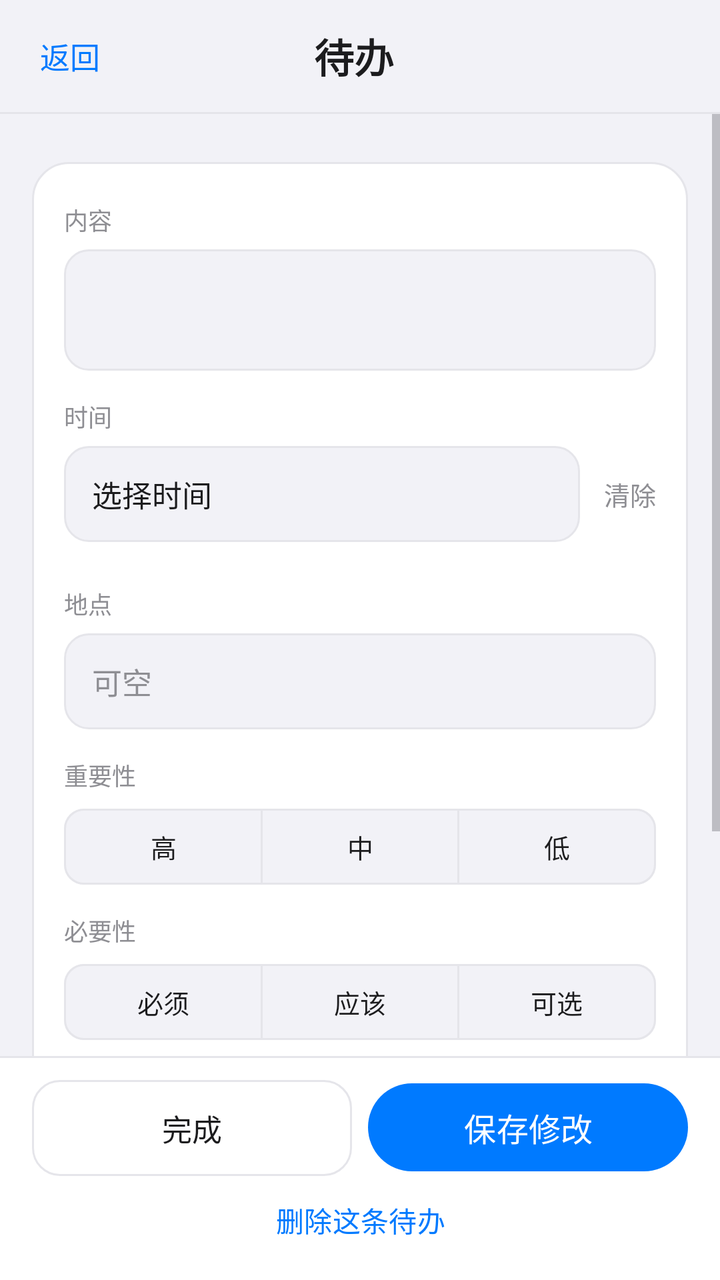
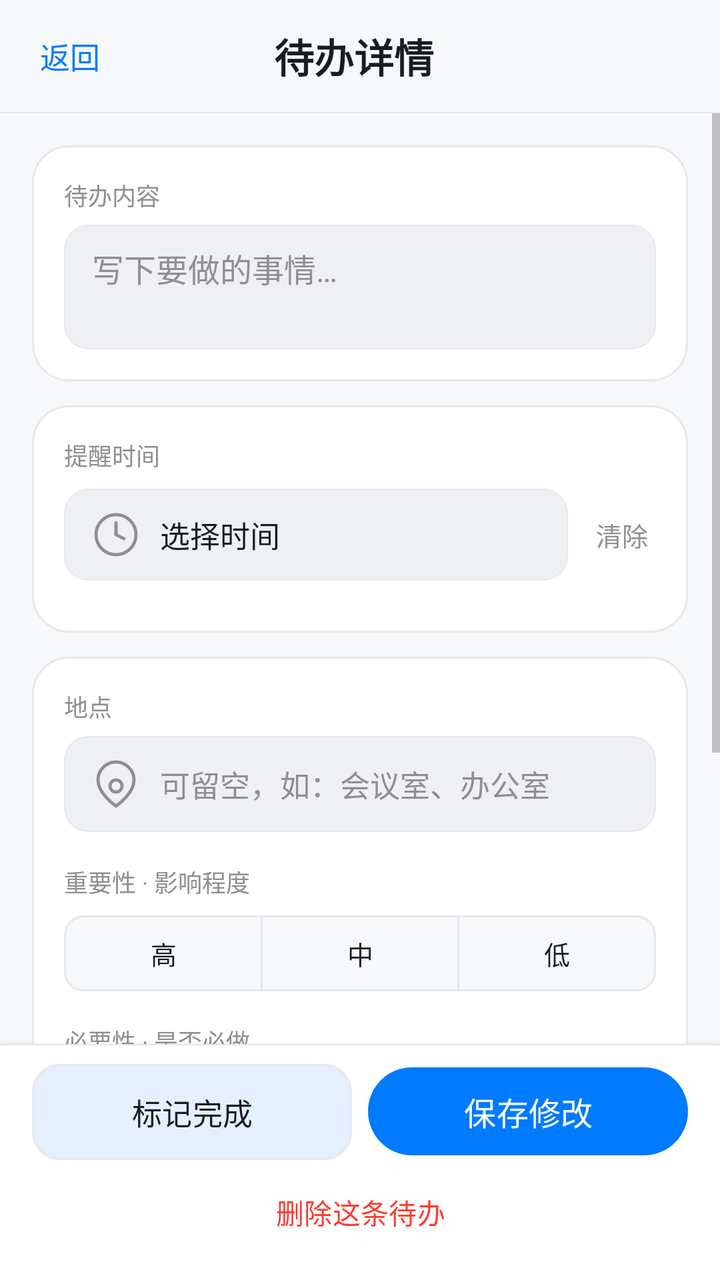

The first picture is an Android layout as it rendered before a commit; the second is the same layout after the commit. The layout source and the unified diff follow.
<!-- AndroidManifest.xml: application theme Theme.Shiban -->
<!-- res/layout/activity_detail.xml -->
<?xml version="1.0" encoding="utf-8"?>
<LinearLayout xmlns:android="http://schemas.android.com/apk/res/android"
    xmlns:app="http://schemas.android.com/apk/res-auto"
    android:layout_width="match_parent"
    android:layout_height="match_parent"
    android:background="@color/paper"
    android:fitsSystemWindows="true"
    android:orientation="vertical">

    <LinearLayout
        android:layout_width="match_parent"
        android:layout_height="56dp"
        android:gravity="center_vertical"
        android:paddingLeft="8dp"
        android:paddingRight="16dp">

        <TextView
            android:id="@+id/back"
            style="@style/ShibanBack"
            android:text="返回" />

        <TextView
            style="@style/ShibanTitle"
            android:layout_width="0dp"
            android:layout_height="wrap_content"
            android:layout_weight="1"
            android:gravity="center"
            android:text="待办" />

        <View
            android:layout_width="52dp"
            android:layout_height="1dp" />
    </LinearLayout>

    <View
        android:layout_width="match_parent"
        android:layout_height="1dp"
        android:background="@color/line" />

    <ScrollView
        android:layout_width="match_parent"
        android:layout_height="0dp"
        android:layout_weight="1">

        <LinearLayout
            android:layout_width="match_parent"
            android:layout_height="wrap_content"
            android:orientation="vertical"
            android:padding="16dp">

            <HorizontalScrollView
                android:id="@+id/imageScroll"
                android:layout_width="match_parent"
                android:layout_height="wrap_content"
                android:scrollbars="none"
                android:visibility="gone">

                <LinearLayout
                    android:id="@+id/imageRow"
                    android:layout_width="wrap_content"
                    android:layout_height="wrap_content"
                    android:orientation="horizontal" />
            </HorizontalScrollView>

            <LinearLayout
                android:layout_width="match_parent"
                android:layout_height="wrap_content"
                android:layout_marginTop="8dp"
                android:background="@drawable/bg_card"
                android:orientation="vertical"
                android:paddingLeft="16dp"
                android:paddingTop="6dp"
                android:paddingRight="16dp"
                android:paddingBottom="16dp">

                <TextView
                    style="@style/ShibanLabel"
                    android:text="内容" />

                <android.widget.EditText
                    android:id="@+id/content"
                    style="@style/Widget.Shiban.Field"
                    android:gravity="top|start"
                    android:inputType="textMultiLine|textCapSentences"
                    android:minLines="2"
                    android:textSize="16sp" />

                <TextView
                    style="@style/ShibanLabel"
                    android:text="时间" />

                <LinearLayout
                    android:layout_width="match_parent"
                    android:layout_height="wrap_content"
                    android:layout_marginTop="6dp"
                    android:gravity="center_vertical">

                    <TextView
                        android:id="@+id/timeButton"
                        android:layout_width="0dp"
                        android:layout_height="48dp"
                        android:layout_weight="1"
                        android:background="@drawable/bg_input"
                        android:gravity="center_vertical"
                        android:paddingLeft="14dp"
                        android:paddingRight="14dp"
                        android:text="选择时间"
                        android:textColor="@color/ink"
                        android:textSize="15sp" />

                    <TextView
                        android:id="@+id/timeClear"
                        android:layout_width="wrap_content"
                        android:layout_height="48dp"
                        android:gravity="center"
                        android:paddingLeft="12dp"
                        android:text="清除"
                        android:textColor="@color/muted"
                        android:textSize="13sp" />
                </LinearLayout>

                <HorizontalScrollView
                    android:layout_width="match_parent"
                    android:layout_height="wrap_content"
                    android:layout_marginTop="8dp"
                    android:scrollbars="none">

                    <LinearLayout
                        android:id="@+id/timeQuick"
                        android:layout_width="wrap_content"
                        android:layout_height="wrap_content"
                        android:orientation="horizontal" />
                </HorizontalScrollView>

                <TextView
                    android:id="@+id/timeOriginal"
                    android:layout_width="match_parent"
                    android:layout_height="wrap_content"
                    android:layout_marginTop="6dp"
                    android:textColor="@color/gold"
                    android:textSize="12sp"
                    android:visibility="gone" />

                <TextView
                    style="@style/ShibanLabel"
                    android:text="地点" />

                <android.widget.EditText
                    android:id="@+id/location"
                    style="@style/Widget.Shiban.Field"
                    android:hint="可空"
                    android:inputType="text" />

                <TextView
                    style="@style/ShibanLabel"
                    android:text="重要性" />

                <com.google.android.material.button.MaterialButtonToggleGroup
                    android:id="@+id/importance"
                    android:layout_width="match_parent"
                    android:layout_height="wrap_content"
                    android:layout_marginTop="8dp"
                    app:selectionRequired="true"
                    app:singleSelection="true">

                    <com.google.android.material.button.MaterialButton
                        android:id="@+id/impHigh"
                        style="@style/Widget.Shiban.Toggle"
                        android:layout_width="0dp"
                        android:layout_height="wrap_content"
                        android:layout_weight="1"
                        android:text="高" />

                    <com.google.android.material.button.MaterialButton
                        android:id="@+id/impMedium"
                        style="@style/Widget.Shiban.Toggle"
                        android:layout_width="0dp"
                        android:layout_height="wrap_content"
                        android:layout_weight="1"
                        android:text="中" />

                    <com.google.android.material.button.MaterialButton
                        android:id="@+id/impLow"
                        style="@style/Widget.Shiban.Toggle"
                        android:layout_width="0dp"
                        android:layout_height="wrap_content"
                        android:layout_weight="1"
                        android:text="低" />
                </com.google.android.material.button.MaterialButtonToggleGroup>

                <TextView
                    style="@style/ShibanLabel"
                    android:text="必要性" />

                <com.google.android.material.button.MaterialButtonToggleGroup
                    android:id="@+id/necessity"
                    android:layout_width="match_parent"
                    android:layout_height="wrap_content"
                    android:layout_marginTop="8dp"
                    app:selectionRequired="true"
                    app:singleSelection="true">

                    <com.google.android.material.button.MaterialButton
                        android:id="@+id/necMust"
                        style="@style/Widget.Shiban.Toggle"
                        android:layout_width="0dp"
                        android:layout_height="wrap_content"
                        android:layout_weight="1"
                        android:text="必须" />

                    <com.google.android.material.button.MaterialButton
                        android:id="@+id/necShould"
                        style="@style/Widget.Shiban.Toggle"
                        android:layout_width="0dp"
                        android:layout_height="wrap_content"
                        android:layout_weight="1"
                        android:text="应该" />

                    <com.google.android.material.button.MaterialButton
                        android:id="@+id/necOptional"
                        style="@style/Widget.Shiban.Toggle"
                        android:layout_width="0dp"
                        android:layout_height="wrap_content"
                        android:layout_weight="1"
                        android:text="可选" />
                </com.google.android.material.button.MaterialButtonToggleGroup>

                <TextView
                    style="@style/ShibanLabel"
                    android:text="备注" />

                <android.widget.EditText
                    android:id="@+id/note"
                    style="@style/Widget.Shiban.Field"
                    android:gravity="top|start"
                    android:inputType="textMultiLine|textCapSentences"
                    android:minLines="2"
                    android:textSize="14sp" />
            </LinearLayout>

            <TextView
                android:id="@+id/sourceLabel"
                style="@style/ShibanSection"
                android:text="原始分享"
                android:visibility="gone" />

            <TextView
                android:id="@+id/sourceText"
                android:layout_width="match_parent"
                android:layout_height="wrap_content"
                android:background="@drawable/bg_card"
                android:lineSpacingExtra="3dp"
                android:padding="16dp"
                android:textColor="@color/ink"
                android:textSize="13sp"
                android:visibility="gone" />

            <TextView
                android:id="@+id/reparse"
                android:layout_width="match_parent"
                android:layout_height="44dp"
                android:layout_marginTop="8dp"
                android:background="@drawable/bg_card"
                android:gravity="center"
                android:text="重新识别"
                android:textColor="@color/seal"
                android:textSize="14sp"
                android:visibility="gone" />

            <TextView
                android:id="@+id/created"
                android:layout_width="match_parent"
                android:layout_height="wrap_content"
                android:layout_marginTop="14dp"
                android:textColor="@color/muted"
                android:textSize="12sp" />
        </LinearLayout>
    </ScrollView>

    <LinearLayout
        android:layout_width="match_parent"
        android:layout_height="wrap_content"
        android:background="@drawable/bg_bottom"
        android:orientation="vertical"
        android:paddingLeft="16dp"
        android:paddingTop="12dp"
        android:paddingRight="16dp"
        android:paddingBottom="8dp">

        <LinearLayout
            android:layout_width="match_parent"
            android:layout_height="wrap_content"
            android:orientation="horizontal">

            <com.google.android.material.button.MaterialButton
                android:id="@+id/complete"
                style="@style/Widget.Shiban.Button.Outlined"
                android:layout_width="0dp"
                android:layout_height="wrap_content"
                android:layout_marginRight="8dp"
                android:layout_weight="1"
                android:text="完成" />

            <com.google.android.material.button.MaterialButton
                android:id="@+id/save"
                style="@style/Widget.Shiban.Button"
                android:layout_width="0dp"
                android:layout_height="wrap_content"
                android:layout_weight="1"
                android:text="保存修改" />
        </LinearLayout>

        <com.google.android.material.button.MaterialButton
            android:id="@+id/delete"
            style="@style/Widget.Shiban.Button.Text"
            android:layout_width="match_parent"
            android:layout_height="wrap_content"
            android:text="删除这条待办" />
    </LinearLayout>
</LinearLayout>
<!-- resources referenced by this layout -->
<resources>
  <color name="gold">#8A8A8A</color>
  <color name="ink">#1C1C1E</color>
  <color name="line">#E5E5EA</color>
  <color name="muted">#8E8E93</color>
  <color name="paper">#F2F2F7</color>
  <color name="seal">#007AFF</color>
  <!-- drawable bg_bottom (drawable) -->
  <?xml version="1.0" encoding="utf-8"?>
  <layer-list xmlns:android="http://schemas.android.com/apk/res/android">
      <item>
          <shape>
              <solid android:color="@color/line" />
          </shape>
      </item>
      <item android:top="1dp">
          <shape>
              <solid android:color="@color/card" />
          </shape>
      </item>
  </layer-list>
  <!-- drawable bg_card (drawable) -->
  <?xml version="1.0" encoding="utf-8"?>
  <shape xmlns:android="http://schemas.android.com/apk/res/android">
      <solid android:color="@color/card" />
      <stroke
          android:width="1dp"
          android:color="@color/line" />
      <corners android:radius="18dp" />
  </shape>
  <!-- drawable bg_input (drawable) -->
  <?xml version="1.0" encoding="utf-8"?>
  <shape xmlns:android="http://schemas.android.com/apk/res/android">
      <solid android:color="@color/paper" />
      <stroke
          android:width="1dp"
          android:color="@color/line" />
      <corners android:radius="12dp" />
  </shape>
  <style name="ShibanLabel">
          <item name="android:layout_width">wrap_content</item>
          <item name="android:layout_height">wrap_content</item>
          <item name="android:layout_marginTop">14dp</item>
          <item name="android:textColor">@color/muted</item>
          <item name="android:textSize">12sp</item>
      </style>
  <style name="ShibanTitle">
          <item name="android:textColor">@color/ink</item>
          <item name="android:textSize">20sp</item>
          <item name="android:textStyle">bold</item>
          <item name="android:fontFamily">sans-serif-medium</item>
      </style>
  <color name="card">#FFFFFF</color>
  <color name="moss">#3E6B54</color>
  <!-- unchanged entries left out for length: 8 -->
</resources>

<!-- the commit's change to res/layout/activity_detail.xml (unified diff, before → after) -->
@@ -7,6 +7,7 @@
     android:fitsSystemWindows="true"
     android:orientation="vertical">
 
+    
     <LinearLayout
         android:layout_width="match_parent"
         android:layout_height="56dp"
@@ -25,7 +26,7 @@
             android:layout_height="wrap_content"
             android:layout_weight="1"
             android:gravity="center"
-            android:text="待办" />
+            android:text="待办详情" />
 
         <View
             android:layout_width="52dp"
@@ -34,13 +35,14 @@
 
     <View
         android:layout_width="match_parent"
-        android:layout_height="1dp"
+        android:layout_height="0.8dp"
         android:background="@color/line" />
 
     <ScrollView
         android:layout_width="match_parent"
         android:layout_height="0dp"
-        android:layout_weight="1">
+        android:layout_weight="1"
+        android:overScrollMode="never">
 
         <LinearLayout
             android:layout_width="match_parent"
@@ -48,59 +50,57 @@
             android:orientation="vertical"
             android:padding="16dp">
 
-            <HorizontalScrollView
-                android:id="@+id/imageScroll"
-                android:layout_width="match_parent"
-                android:layout_height="wrap_content"
-                android:scrollbars="none"
-                android:visibility="gone">
-
-                <LinearLayout
-                    android:id="@+id/imageRow"
-                    android:layout_width="wrap_content"
-                    android:layout_height="wrap_content"
-                    android:orientation="horizontal" />
-            </HorizontalScrollView>
-
+            
             <LinearLayout
                 android:layout_width="match_parent"
                 android:layout_height="wrap_content"
-                android:layout_marginTop="8dp"
                 android:background="@drawable/bg_card"
                 android:orientation="vertical"
-                android:paddingLeft="16dp"
-                android:paddingTop="6dp"
-                android:paddingRight="16dp"
-                android:paddingBottom="16dp">
-
-                <TextView
-                    style="@style/ShibanLabel"
-                    android:text="内容" />
+                android:padding="16dp">
+
+                <TextView
+                    style="@style/ShibanLabel"
+                    android:layout_marginTop="0dp"
+                    android:text="待办内容" />
 
                 <android.widget.EditText
                     android:id="@+id/content"
                     style="@style/Widget.Shiban.Field"
                     android:gravity="top|start"
+                    android:hint="写下要做的事情…"
                     android:inputType="textMultiLine|textCapSentences"
                     android:minLines="2"
                     android:textSize="16sp" />
-
-                <TextView
-                    style="@style/ShibanLabel"
-                    android:text="时间" />
+            </LinearLayout>
+
+            
+            <LinearLayout
+                android:layout_width="match_parent"
+                android:layout_height="wrap_content"
+                android:layout_marginTop="12dp"
+                android:background="@drawable/bg_card"
+                android:orientation="vertical"
+                android:padding="16dp">
+
+                <TextView
+                    style="@style/ShibanLabel"
+                    android:layout_marginTop="0dp"
+                    android:text="提醒时间" />
 
                 <LinearLayout
                     android:layout_width="match_parent"
                     android:layout_height="wrap_content"
-                    android:layout_marginTop="6dp"
+                    android:layout_marginTop="8dp"
                     android:gravity="center_vertical">
 
                     <TextView
                         android:id="@+id/timeButton"
                         android:layout_width="0dp"
-                        android:layout_height="48dp"
+                        android:layout_height="46dp"
                         android:layout_weight="1"
                         android:background="@drawable/bg_input"
+                        android:drawableStart="@drawable/ic_clock"
+                        android:drawablePadding="10dp"
                         android:gravity="center_vertical"
                         android:paddingLeft="14dp"
                         android:paddingRight="14dp"
@@ -111,9 +111,10 @@
                     <TextView
                         android:id="@+id/timeClear"
                         android:layout_width="wrap_content"
-                        android:layout_height="48dp"
+                        android:layout_height="46dp"
                         android:gravity="center"
-                        android:paddingLeft="12dp"
+                        android:paddingLeft="14dp"
+                        android:paddingRight="4dp"
                         android:text="清除"
                         android:textColor="@color/muted"
                         android:textSize="13sp" />
@@ -122,7 +123,7 @@
                 <HorizontalScrollView
                     android:layout_width="match_parent"
                     android:layout_height="wrap_content"
-                    android:layout_marginTop="8dp"
+                    android:layout_marginTop="10dp"
                     android:scrollbars="none">
 
                     <LinearLayout
@@ -136,24 +137,38 @@
                     android:id="@+id/timeOriginal"
                     android:layout_width="match_parent"
                     android:layout_height="wrap_content"
-                    android:layout_marginTop="6dp"
-                    android:textColor="@color/gold"
+                    android:layout_marginTop="8dp"
+                    android:textColor="@color/warning"
                     android:textSize="12sp"
                     android:visibility="gone" />
-
-                <TextView
-                    style="@style/ShibanLabel"
+            </LinearLayout>
+
+            
+            <LinearLayout
+                android:layout_width="match_parent"
+                android:layout_height="wrap_content"
+                android:layout_marginTop="12dp"
+                android:background="@drawable/bg_card"
+                android:orientation="vertical"
+                android:padding="16dp">
+
+                <TextView
+                    style="@style/ShibanLabel"
+                    android:layout_marginTop="0dp"
                     android:text="地点" />
 
                 <android.widget.EditText
                     android:id="@+id/location"
                     style="@style/Widget.Shiban.Field"
-                    android:hint="可空"
+                    android:drawableStart="@drawable/ic_location"
+                    android:drawablePadding="10dp"
+                    android:hint="可留空，如：会议室、办公室"
                     android:inputType="text" />
 
                 <TextView
                     style="@style/ShibanLabel"
-                    android:text="重要性" />
+                    android:layout_marginTop="16dp"
+                    android:text="重要性 · 影响程度" />
 
                 <com.google.android.material.button.MaterialButtonToggleGroup
                     android:id="@+id/importance"
@@ -190,7 +205,8 @@
 
                 <TextView
                     style="@style/ShibanLabel"
-                    android:text="必要性" />
+                    android:layout_marginTop="16dp"
+                    android:text="必要性 · 是否必做" />
 
                 <com.google.android.material.button.MaterialButtonToggleGroup
                     android:id="@+id/necessity"
@@ -227,21 +243,41 @@
 
                 <TextView
                     style="@style/ShibanLabel"
-                    android:text="备注" />
+                    android:layout_marginTop="16dp"
+                    android:text="备注说明" />
 
                 <android.widget.EditText
                     android:id="@+id/note"
                     style="@style/Widget.Shiban.Field"
                     android:gravity="top|start"
+                    android:hint="可添加更多细节或备注…"
                     android:inputType="textMultiLine|textCapSentences"
                     android:minLines="2"
                     android:textSize="14sp" />
             </LinearLayout>
 
+            
+            <HorizontalScrollView
+                android:id="@+id/imageScroll"
+                android:layout_width="match_parent"
+                android:layout_height="wrap_content"
+                android:layout_marginTop="12dp"
+                android:scrollbars="none"
+                android:visibility="gone">
+
+                <LinearLayout
+                    android:id="@+id/imageRow"
+                    android:layout_width="wrap_content"
+                    android:layout_height="wrap_content"
+                    android:orientation="horizontal" />
+            </HorizontalScrollView>
+
+            
             <TextView
                 android:id="@+id/sourceLabel"
                 style="@style/ShibanSection"
-                android:text="原始分享"
+                android:layout_marginTop="16dp"
+                android:text="原始分享来源"
                 android:visibility="gone" />
 
             <TextView
@@ -272,20 +308,23 @@
                 android:layout_width="match_parent"
                 android:layout_height="wrap_content"
                 android:layout_marginTop="14dp"
+                android:gravity="center"
                 android:textColor="@color/muted"
                 android:textSize="12sp" />
         </LinearLayout>
     </ScrollView>
 
+    
     <LinearLayout
         android:layout_width="match_parent"
         android:layout_height="wrap_content"
-        android:background="@drawable/bg_bottom"
+        android:background="@drawable/bg_dock"
+        android:elevation="6dp"
         android:orientation="vertical"
         android:paddingLeft="16dp"
-        android:paddingTop="12dp"
+        android:paddingTop="10dp"
         android:paddingRight="16dp"
-        android:paddingBottom="8dp">
+        android:paddingBottom="12dp">
 
         <LinearLayout
             android:layout_width="match_parent"
@@ -297,9 +336,9 @@
                 style="@style/Widget.Shiban.Button.Outlined"
                 android:layout_width="0dp"
                 android:layout_height="wrap_content"
-                android:layout_marginRight="8dp"
+                android:layout_marginEnd="8dp"
                 android:layout_weight="1"
-                android:text="完成" />
+                android:text="标记完成" />
 
             <com.google.android.material.button.MaterialButton
                 android:id="@+id/save"
@@ -315,6 +354,8 @@
             style="@style/Widget.Shiban.Button.Text"
             android:layout_width="match_parent"
             android:layout_height="wrap_content"
-            android:text="删除这条待办" />
+            android:layout_marginTop="4dp"
+            android:text="删除这条待办"
+            android:textColor="@color/danger" />
     </LinearLayout>
 </LinearLayout>
<!-- resource entries referenced after the edit -->
@@ -1,25 +1,12 @@
 <!-- resources referenced by this layout -->
 <resources>
-  <color name="gold">#8A8A8A</color>
-  <color name="ink">#1C1C1E</color>
-  <color name="line">#E5E5EA</color>
+  <color name="danger">#FF3B30</color>
+  <color name="ink">#191C20</color>
+  <color name="line">#E6E8EC</color>
   <color name="muted">#8E8E93</color>
-  <color name="paper">#F2F2F7</color>
+  <color name="paper">#F7F8FA</color>
   <color name="seal">#007AFF</color>
-  <!-- drawable bg_bottom (drawable) -->
-  <?xml version="1.0" encoding="utf-8"?>
-  <layer-list xmlns:android="http://schemas.android.com/apk/res/android">
-      <item>
-          <shape>
-              <solid android:color="@color/line" />
-          </shape>
-      </item>
-      <item android:top="1dp">
-          <shape>
-              <solid android:color="@color/card" />
-          </shape>
-      </item>
-  </layer-list>
+  <color name="warning">#FF9500</color>
   <!-- drawable bg_card (drawable) -->
   <?xml version="1.0" encoding="utf-8"?>
   <shape xmlns:android="http://schemas.android.com/apk/res/android">
@@ -29,15 +16,80 @@
           android:color="@color/line" />
       <corners android:radius="18dp" />
   </shape>
+  <!-- drawable bg_dock (drawable) -->
+  <?xml version="1.0" encoding="utf-8"?>
+  <layer-list xmlns:android="http://schemas.android.com/apk/res/android">
+      <item>
+          <shape>
+              <solid android:color="@color/line" />
+          </shape>
+      </item>
+      <item android:top="0.8dp">
+          <shape>
+              <solid android:color="@color/card" />
+          </shape>
+      </item>
+  </layer-list>
   <!-- drawable bg_input (drawable) -->
   <?xml version="1.0" encoding="utf-8"?>
-  <shape xmlns:android="http://schemas.android.com/apk/res/android">
-      <solid android:color="@color/paper" />
-      <stroke
-          android:width="1dp"
-          android:color="@color/line" />
-      <corners android:radius="12dp" />
-  </shape>
+  <selector xmlns:android="http://schemas.android.com/apk/res/android">
+      <item android:state_focused="true">
+          <shape>
+              <solid android:color="@color/card" />
+              <stroke
+                  android:width="1.5dp"
+                  android:color="@color/seal" />
+              <corners android:radius="12dp" />
+          </shape>
+      </item>
+      <item>
+          <shape>
+              <solid android:color="@color/paper_deep" />
+              <stroke
+                  android:width="0.8dp"
+                  android:color="@color/line" />
+              <corners android:radius="12dp" />
+          </shape>
+      </item>
+  </selector>
+  <!-- drawable ic_clock (drawable) -->
+  <?xml version="1.0" encoding="utf-8"?>
+  <vector xmlns:android="http://schemas.android.com/apk/res/android"
+      android:width="24dp"
+      android:height="24dp"
+      android:viewportWidth="24"
+      android:viewportHeight="24">
+      <path
+          android:fillColor="#00000000"
+          android:pathData="M12,22C17.523,22 22,17.523 22,12C22,6.477 17.523,2 12,2C6.477,2 2,6.477 2,12C2,17.523 6.477,22 12,22Z"
+          android:strokeWidth="1.6"
+          android:strokeColor="#8E8E93" />
+      <path
+          android:fillColor="#00000000"
+          android:pathData="M12,6v6l4,2"
+          android:strokeWidth="1.6"
+          android:strokeColor="#8E8E93"
+          android:strokeLineCap="round"
+          android:strokeLineJoin="round" />
+  </vector>
+  <!-- drawable ic_location (drawable) -->
+  <?xml version="1.0" encoding="utf-8"?>
+  <vector xmlns:android="http://schemas.android.com/apk/res/android"
+      android:width="24dp"
+      android:height="24dp"
+      android:viewportWidth="24"
+      android:viewportHeight="24">
+      <path
+          android:fillColor="#00000000"
+          android:pathData="M21,10c0,7 -9,13 -9,13s-9,-6 -9,-13a9,9 0 0,1 18,0z"
+          android:strokeWidth="1.6"
+          android:strokeColor="#8E8E93" />
+      <path
+          android:fillColor="#00000000"
+          android:pathData="M12,10a3,3 0 1,0 0.01,0"
+          android:strokeWidth="1.6"
+          android:strokeColor="#8E8E93" />
+  </vector>
   <style name="ShibanLabel">
           <item name="android:layout_width">wrap_content</item>
           <item name="android:layout_height">wrap_content</item>
@@ -52,7 +104,8 @@
           <item name="android:fontFamily">sans-serif-medium</item>
       </style>
   <color name="card">#FFFFFF</color>
-  <color name="moss">#3E6B54</color>
+  <color name="paper_deep">#EEF0F3</color>
+  <color name="moss">#34C759</color>
   <!-- unchanged entries left out for length: 8 -->
 </resources>
 
